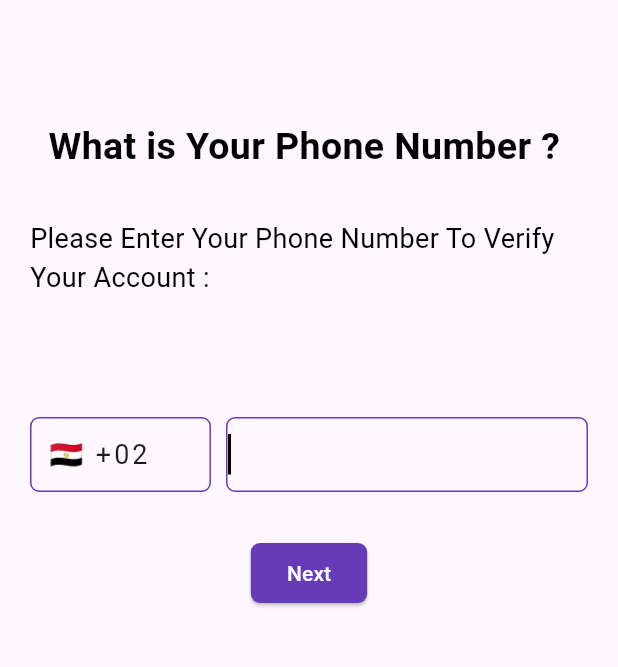
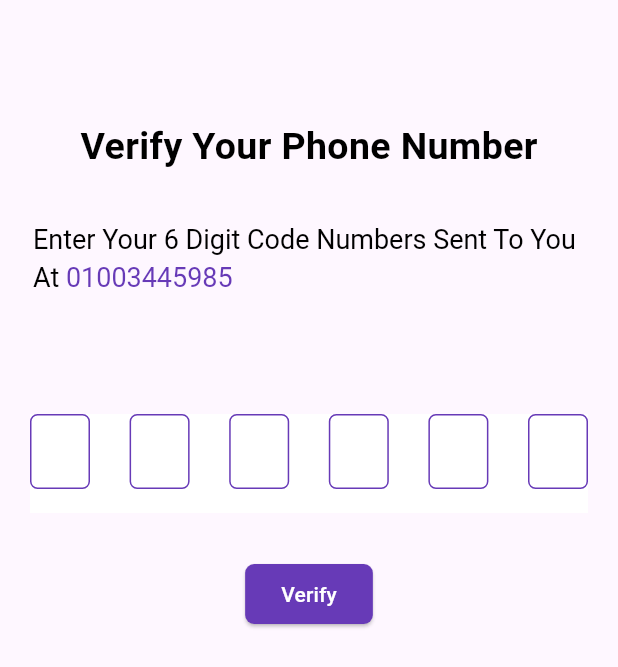
Before and after one commit to rehab732/Flutter-Maps-Firebase-Bloc-Sqflit, a Flutter app: the screen it shows after launch, after a tap on "Next", on a phone screen of 412 x 824 dp. Shown: the top 667 px of the screen. Run offline on Flutter 3.47's test engine with Material 2 defaults, Android fonts, the phone set to English and light mode, and no system bars; drawn by our look-alikes of pin_code_fields; our stand-ins replace firebase_core; accounts and stored records are empty.

Commit message:
end otpScreen UI

```diff
--- a/advanced/lib/app_router.dart
+++ b/advanced/lib/app_router.dart
@@ -1,16 +1,20 @@
 import 'package:advanced/presentation/screens/login.dart';
+import 'package:advanced/presentation/screens/otp_screen.dart';
 import 'package:flutter/material.dart';
 
 import 'constants/strings.dart';
 
- class AppRouter {
+class AppRouter {
   Route? generateRoute(RouteSettings settings) {
     switch (settings.name) {
       case loginScreen:
-      return MaterialPageRoute(
-        builder:(_)=>  Login(),
-
-         );
+        return MaterialPageRoute(
+          builder: (_) => Login(),
+        );
+      case otpScreen:
+        return MaterialPageRoute(
+          builder: (_) => const OtpScreen(),
+        );
     }
     return null;
   }
--- a/advanced/lib/constants/strings.dart
+++ b/advanced/lib/constants/strings.dart
@@ -1 +1,7 @@
 const String loginScreen = '/';
+const String otpScreen = '/otp';
+const String textone = 'What Is Your Phone Number ?';
+const String textywo =
+    'Please Enter Your Phone Number To Verify Your Account :';
+const String textthree = 'Verify Your Phone Number';
+const String textfour = 'Enter Your 6 Digit Code Numbers Sent To You At ';
--- a/advanced/lib/presentation/screens/login.dart
+++ b/advanced/lib/presentation/screens/login.dart
@@ -1,8 +1,9 @@
 import 'package:advanced/constants/colors.dart';
+import 'package:advanced/constants/strings.dart';
 import 'package:flutter/material.dart';
 
 import '../widgets/country_flag.dart';
-import '../widgets/next_button.dart';
+import '../widgets/custom_button.dart';
 import '../widgets/pre_text.dart';
 
 // ignore: must_be_immutable
@@ -49,7 +50,7 @@ class Login extends StatelessWidget {
             padding: const EdgeInsets.symmetric(vertical: 80, horizontal: 20),
             child: Column(
               children: [
-                const PreTexts(),
+                 PreTexts(text1:textone ,text2: textywo,),
                 const SizedBox(
                   height: 80,
                 ),
@@ -65,7 +66,7 @@ class Login extends StatelessWidget {
                 const SizedBox(
                   height: 30,
                 ),
-                const NextButton(),
+              const    NextButton(buttonName: 'Next',),
               ],
             ),
           ),
--- /dev/null
+++ b/advanced/lib/presentation/screens/otp_screen.dart
@@ -0,0 +1,80 @@
+import 'package:advanced/constants/colors.dart';
+import 'package:flutter/material.dart';
+import 'package:pin_code_fields/pin_code_fields.dart';
+
+import '../../constants/strings.dart';
+import '../widgets/custom_button.dart';
+import '../widgets/pre_text.dart';
+
+class OtpScreen extends StatelessWidget {
+  const OtpScreen({super.key});
+  Widget buildpincode(BuildContext context) {
+    return Container(
+      child: PinCodeTextField(
+        appContext: context,
+        length: 6,
+        obscureText: false,
+        autoFocus: true,
+        keyboardType: TextInputType.number,
+        cursorColor: MyColors.purbel,
+        animationType: AnimationType.scale,
+        pinTheme: PinTheme(
+          shape: PinCodeFieldShape.box,
+          borderRadius: BorderRadius.circular(5),
+          fieldHeight: 50,
+          fieldWidth: 40,
+          borderWidth: 1,
+          activeColor: MyColors.purbel,
+          inactiveColor: MyColors.purbel,
+          inactiveFillColor: Colors.white,
+          selectedColor: MyColors.purbel,
+          selectedFillColor: Colors.white,
+          activeFillColor: Colors.white,
+        ),
+        animationDuration: const Duration(milliseconds: 300),
+        backgroundColor: Colors.white,
+        enableActiveFill: true,
+        onCompleted: (code) {
+          // otpcode = code;
+          // print("Completed");
+        },
+        onChanged: (value) {
+          // print(value);
+          // setState(() {
+          //   currentText = value;
+          // });
+        },
+      ),
+    );
+  }
+
+  @override
+  Widget build(BuildContext context) {
+    return SafeArea(
+      child: Scaffold(
+        body: Padding(
+          padding: const EdgeInsets.symmetric(vertical: 80, horizontal: 20),
+          child: Column(
+            children: [
+              PreTexts(
+                text1: textthree,
+                text2: textfour,
+                phoneNumber: '01003445985',
+              ),
+              const SizedBox(
+                height: 80,
+              ),
+              buildpincode(context),
+            const  SizedBox(
+                height: 30,
+              ),
+              const  NextButton(buttonName: 'Verify',
+
+              ),
+            ],
+          ),
+        ),
+      ),
+    );
+  }
+}
--- /dev/null
+++ b/advanced/lib/presentation/widgets/custom_button.dart
@@ -0,0 +1,33 @@
+import 'package:advanced/constants/strings.dart';
+import 'package:flutter/material.dart';
+
+import '../../constants/colors.dart';
+
+class NextButton extends StatelessWidget {
+  const NextButton({
+    required this.buttonName,
+    super.key,
+  });
+  final String buttonName;
+  @override
+  Widget build(BuildContext context) {
+    return Align(
+      alignment: Alignment.center,
+      child: ElevatedButton(
+        onPressed: () {
+          Navigator.pushNamed(context, otpScreen);
+        },
+        style: ElevatedButton.styleFrom(
+          backgroundColor: MyColors.purbel,
+          shape: RoundedRectangleBorder(borderRadius: BorderRadius.circular(6)),
+        ),
+        child: Text(
+          buttonName,
+          style: const TextStyle(
+            color: Colors.white,
+          ),
+        ),
+      ),
+    );
+  }
+}
--- a/advanced/lib/presentation/widgets/next_button.dart
+++ /dev/null
@@ -1,31 +0,0 @@
-
-import 'package:flutter/material.dart';
-
-import '../../constants/colors.dart';
-
-class NextButton extends StatelessWidget {
-  const NextButton({
-    super.key,
-  });
-
-  @override
-  Widget build(BuildContext context) {
-    return Align(
-      alignment: Alignment.center,
-      child: ElevatedButton(
-          onPressed: () {},
-          style: ElevatedButton.styleFrom(
-            backgroundColor: MyColors.purbel,
-            shape: RoundedRectangleBorder(
-                borderRadius: BorderRadius.circular(6)),
-          ),
-          child:const Text(
-            'Next',
-            style: TextStyle(
-              color: Colors.white,
-            ),
-          ),
-          ),
-    );
-  }
-}
--- a/advanced/lib/presentation/widgets/pre_text.dart
+++ b/advanced/lib/presentation/widgets/pre_text.dart
@@ -1,30 +1,47 @@
-
+import 'package:advanced/constants/colors.dart';
 import 'package:flutter/material.dart';
 
 class PreTexts extends StatelessWidget {
-  const PreTexts({
+  // ignore: prefer_const_constructors_in_immutables
+  PreTexts({
+    required this.text1,
+    required this.text2,
+    this.phoneNumber,
     super.key,
   });
+  final String text1;
+  final String text2;
+  // ignore: prefer_typing_uninitialized_variables
+  late final phoneNumber;
 
   @override
   Widget build(BuildContext context) {
-    return const Column(
+    return Column(
       children: [
         Text(
-          'What is Your Phone Number ? ',
-          style: TextStyle(
+          text1,
+          style: const TextStyle(
             color: Colors.black,
             fontSize: 25,
             fontWeight: FontWeight.bold,
-
           ),
         ),
-          SizedBox(height: 30,),
-        Text('Please Enter Your Phone Number To Verify Your Account :',
-        style: TextStyle(
-          color: Colors.black,
-          fontSize: 18
+        const SizedBox(
+          height: 30,
         ),
+        // Text(
+        //   text2,
+        //   style: const TextStyle(color: Colors.black, fontSize: 18),
+        // )
+        Container(
+          margin:const EdgeInsets.symmetric(horizontal: 2),
+          child: RichText(
+            text: TextSpan(
+              text: text2,
+              style:const TextStyle(color: Colors.black,fontSize: 18,height: 1.4),
+              children: <TextSpan>[TextSpan(text: '$phoneNumber',style: TextStyle(color: MyColors.purbel))]
+              ),
+              ),
         )
       ],
     );
--- a/advanced/pubspec.yaml
+++ b/advanced/pubspec.yaml
@@ -35,6 +35,7 @@ dependencies:
     sdk: flutter
   flutter_bloc: ^8.1.3
   go_router: ^10.0.0
+  pin_code_fields: ^8.0.1
 
 dev_dependencies:
   flutter_lints: ^2.0.0
```
Also changed, not shown: advanced/pubspec.lock.
